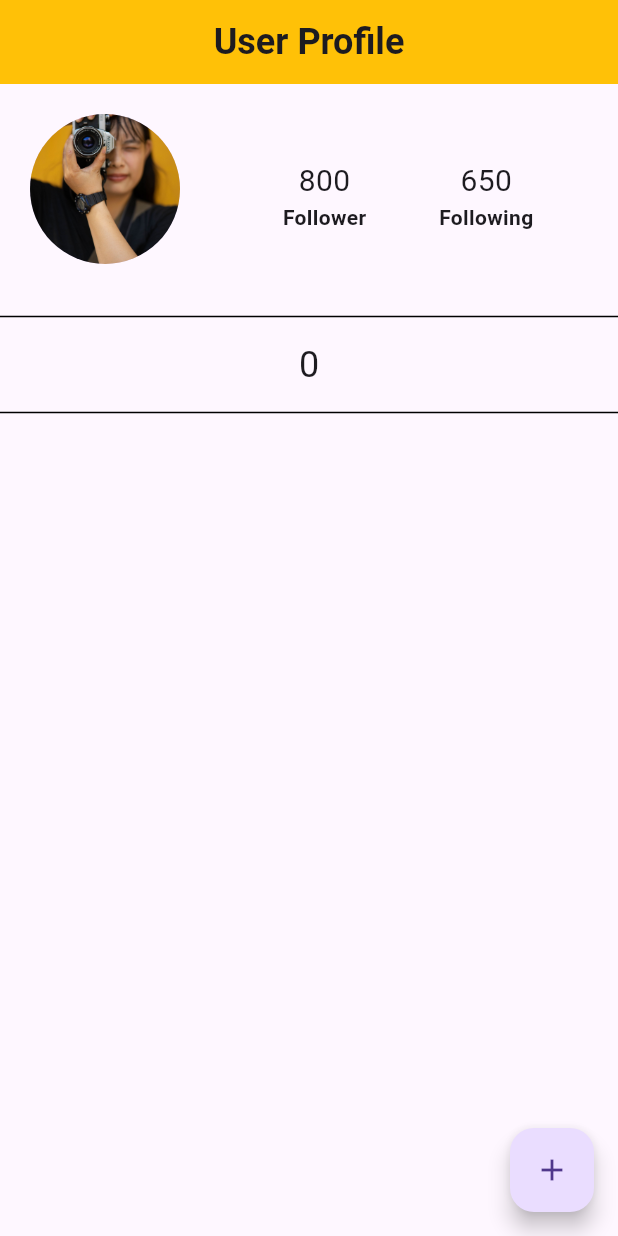
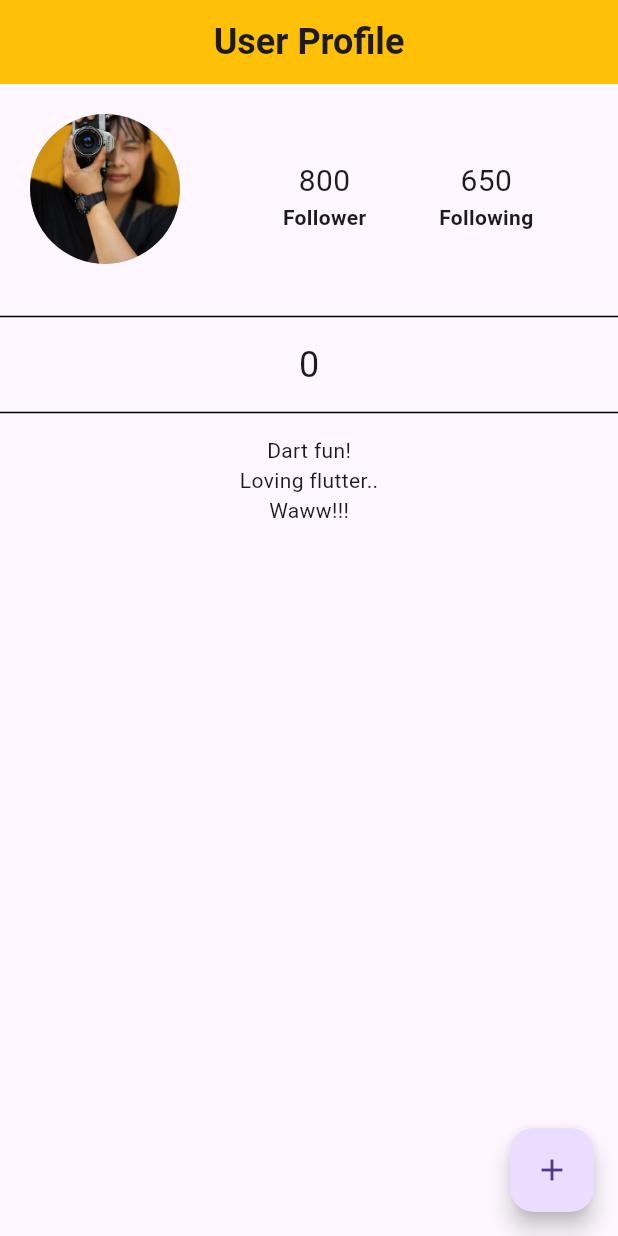
Before and after one commit to ElifDK/Flutter_User_Posts, a Flutter app: the screen it shows after launch, on a phone screen of 412 x 824 dp. Run offline on Flutter 3.47's test engine with Material 3 defaults, Android fonts, the phone set to English and light mode, and no system bars.

Commit message:
Added list of posts

```diff
--- a/lib/main.dart
+++ b/lib/main.dart
@@ -1,4 +1,5 @@
 import 'package:flutter/material.dart';
+import 'package:user_posts/model/Post.dart';
 
 void main() {
   runApp(MaterialApp(
@@ -16,7 +17,13 @@ class Profile extends StatefulWidget {
 
 class _ProfileState extends State<Profile> {
 
+  List<Post> posts = [
+    Post(text: 'Dart fun!', date: 'March 3', comments: 2, likes: 20),
+    Post(text: 'Loving flutter..', date: 'March 4', comments: 1, likes: 10),
+    Post(text: 'Waww!!!', date: 'March 5', comments: 0, likes: 4),
+  ];
   int postCount = 0;
+
   @override
   Widget build(BuildContext context) {
     return Scaffold(
@@ -82,6 +89,9 @@ class _ProfileState extends State<Profile> {
           style: TextStyle(fontSize: 24),),
           Divider(height: 30,
               color:Colors.black),
+          Column(
+            children: posts.map((post)=>Text(post.text)).toList(),
+          )
         ],
       ),
 
--- /dev/null
+++ b/lib/model/Post.dart
@@ -0,0 +1,11 @@
+class Post {
+  String text;
+  String date;
+  int comments;
+  int likes;
+
+  Post ({required this.text,
+  required this.date,
+  required this.comments,
+  required this.likes});
+}
```
